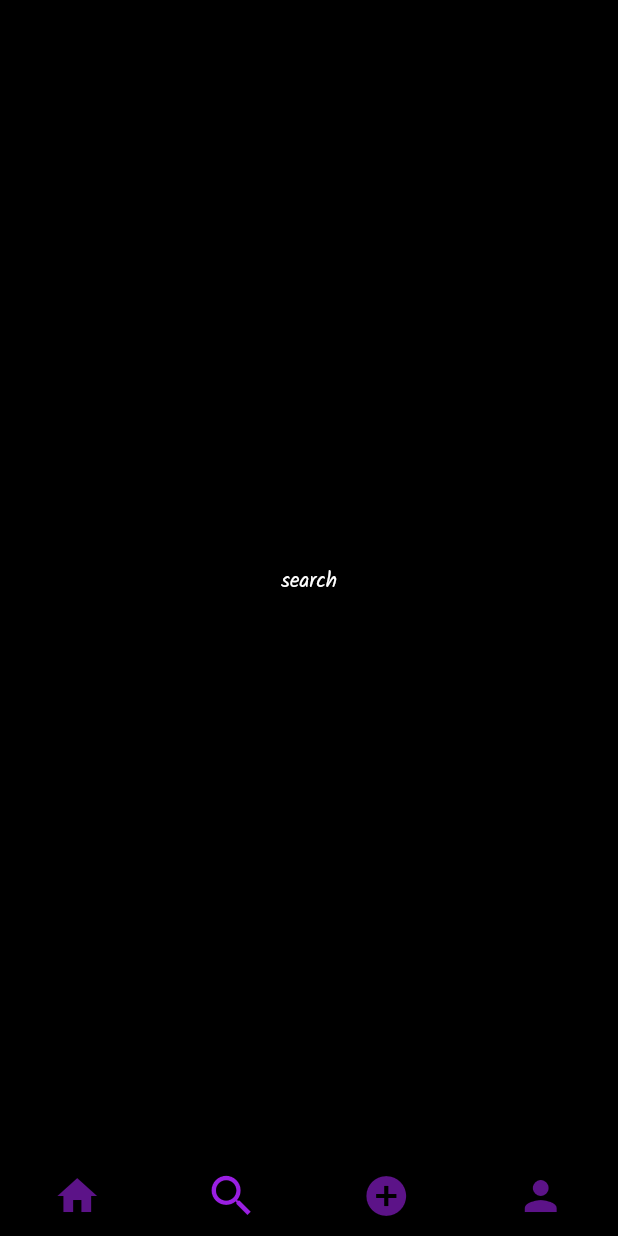
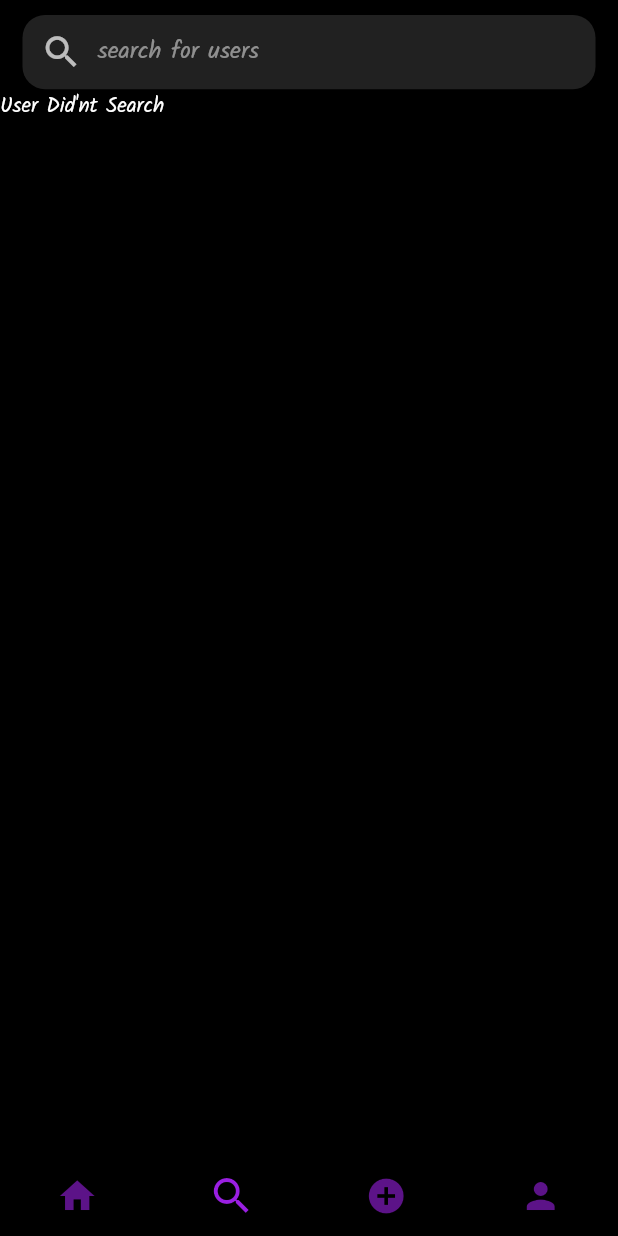
Before and after one commit to mohammed-swafvan/social-flow, a Flutter app: the screen it shows once a user with an empty profile is signed in, item 2 of the bottom bar chosen, after a tap on the "home" icon, after a tap on the "search" icon, on a phone screen of 412 x 824 dp. Run offline on Flutter 3.47's test engine with Material 2 defaults, Android fonts, the light colour scheme and no system bars; our stand-ins replace cloud_firestore, firebase_auth, firebase_core, firebase_storage, google_fonts, google_sign_in and 1 more; accounts and stored records are empty.

Commit message:
home screen and main page are updated

```diff
--- a/lib/presentation/screens/add_post_screen.dart
+++ b/lib/presentation/screens/add_post_screen.dart
@@ -14,7 +14,7 @@ class AddPostScreen extends StatelessWidget {
 
   @override
   Widget build(BuildContext context) {
-    final UserModel userDetails = Provider.of<UserProvider>(context).getUser;
+    final UserModel? userDetails = Provider.of<UserProvider>(context).getUser;
     final provider = Provider.of<AddPostProvider>(context);
 
     var screenHeight = MediaQuery.of(context).size.height;
@@ -39,7 +39,7 @@ class AddPostScreen extends StatelessWidget {
                         size: 18,
                         fontWeight: FontWeight.bold,
                         textColor: kYellowColor.withOpacity(0.8),
-                      )
+                      ),
                     ],
                   ),
                 ),
@@ -81,7 +81,7 @@ class AddPostScreen extends StatelessWidget {
                       children: [
                         CircleAvatar(
                           radius: 25,
-                          backgroundImage: NetworkImage(userDetails.photoUrl),
+                          backgroundImage: NetworkImage(userDetails!.photoUrl),
                         ),
                         Container(
                           height: screenHeight * 0.45,
@@ -93,7 +93,7 @@ class AddPostScreen extends StatelessWidget {
                               alignment: FractionalOffset.center,
                             ),
                           ),
-                        )
+                        ),
                       ],
                     ),
                     kHeight20,
@@ -125,7 +125,7 @@ class AddPostScreen extends StatelessWidget {
                                 maxLines: 5,
                               ),
                             ),
-                          )
+                          ),
                         ],
                       ),
                     ),
--- a/lib/presentation/screens/comment_screen.dart
+++ b/lib/presentation/screens/comment_screen.dart
@@ -30,7 +30,7 @@ class _CommentScreenState extends State<CommentScreen> {
 
   @override
   Widget build(BuildContext context) {
-    final UserModel user = Provider.of<UserProvider>(context).getUser;
+    final UserModel? user = Provider.of<UserProvider>(context).getUser;
     return Scaffold(
       appBar: AppBar(
         backgroundColor: kBackgroundColor,
@@ -99,7 +99,7 @@ class _CommentScreenState extends State<CommentScreen> {
             crossAxisAlignment: CrossAxisAlignment.center,
             children: [
               CircleAvatar(
-                backgroundImage: NetworkImage(user.photoUrl),
+                backgroundImage: NetworkImage(user!.photoUrl),
                 radius: 22,
               ),
               Expanded(
@@ -136,7 +136,7 @@ class _CommentScreenState extends State<CommentScreen> {
             ],
           ),
         ),
-      )),
+      ),),
     );
   }
 }
--- a/lib/presentation/screens/home_screen.dart
+++ b/lib/presentation/screens/home_screen.dart
@@ -22,9 +22,25 @@ class HomeScreen extends StatelessWidget {
             );
           }
 
+          if (snapShot.hasError) {
+            return Center(
+              child: CustomTextWidget(
+                name: "Some error occured",
+                size: 18,
+                fontWeight: FontWeight.w500,
+                textColor: kWhiteColor,
+              ),
+            );
+          }
+
           if (snapShot.data!.docs.isEmpty) {
             return Center(
-              child: CustomTextWidget(name: "No posts", size: 18, fontWeight: FontWeight.w500, textColor: kWhiteColor),
+              child: CustomTextWidget(
+                name: "No posts",
+                size: 18,
+                fontWeight: FontWeight.w500,
+                textColor: kWhiteColor,
+              ),
             );
           }
 
--- /dev/null
+++ b/lib/presentation/screens/search_screen.dart
@@ -0,0 +1,72 @@
+import 'package:flutter/material.dart';
+import 'package:social_flow/presentation/utils/colors.dart';
+import 'package:social_flow/presentation/utils/global_variables.dart';
+import 'package:social_flow/presentation/utils/utils.dart';
+
+class SearchScreen extends StatefulWidget {
+  const SearchScreen({super.key});
+
+  @override
+  State<SearchScreen> createState() => _SearchScreenState();
+}
+
+class _SearchScreenState extends State<SearchScreen> {
+  final TextEditingController searchController = TextEditingController();
+  @override
+  void dispose() {
+    super.dispose();
+    searchController.dispose();
+  }
+
+  @override
+  Widget build(BuildContext context) {
+    final screenHeight = MediaQuery.of(context).size.height;
+    return Scaffold(
+        body: SafeArea(
+      child: ListView(
+        children: [
+          kHeight10,
+          Padding(
+            padding: const EdgeInsets.symmetric(horizontal: 15),
+            child: Container(
+              decoration: BoxDecoration(
+                color: kWhiteColor.withOpacity(0.13),
+                borderRadius: const BorderRadius.all(Radius.circular(15)),
+              ),
+              height: screenHeight * 0.06,
+              padding: const EdgeInsets.only(left: 12, right: 8),
+              child: Row(
+                crossAxisAlignment: CrossAxisAlignment.center,
+                children: [
+                  Icon(
+                    Icons.search,
+                    color: kWhiteColor.withOpacity(0.7),
+                    size: 28,
+                  ),
+                  Expanded(
+                    child: Padding(
+                      padding: const EdgeInsets.only(left: 10.0),
+                      child: TextFormField(
+                        controller: searchController,
+                        style: customTextStyle(kWhiteColor, 16, FontWeight.bold),
+                        decoration: InputDecoration(
+                          hintText: 'search for users',
+                          hintStyle: customTextStyle(kWhiteColor.withOpacity(0.5), 16, FontWeight.w500),
+                          border: InputBorder.none,
+                        ),
+                        onChanged: (String value) {
+                          setState(() {});
+                        },
+                      ),
+                    ),
+                  ),
+                ],
+              ),
+            ),
+          ),
+          searchController.text.isEmpty ? Text("User Did'nt Search") : Text("Searching or searched"),
+        ],
+      ),
+    ));
+  }
+}
--- a/lib/presentation/utils/global_variables.dart
+++ b/lib/presentation/utils/global_variables.dart
@@ -2,7 +2,7 @@ import 'package:flutter/material.dart';
 import 'package:social_flow/presentation/screens/profile_screen.dart';
 import 'package:social_flow/presentation/screens/add_post_screen.dart';
 import 'package:social_flow/presentation/screens/home_screen.dart';
-import 'package:social_flow/presentation/utils/colors.dart';
+import 'package:social_flow/presentation/screens/search_screen.dart';
 
 Widget kHeight10 = const SizedBox(height: 10);
 Widget kHeight20 = const SizedBox(height: 20);
@@ -12,12 +12,7 @@ const webSreenSize = 600;
 
 List<Widget> homeScreenItems = [
   const HomeScreen(),
-  Center(
-    child: Text(
-      "search",
-      style: TextStyle(color: kWhiteColor),
-    ),
-  ),
+  const SearchScreen(),
   const AddPostScreen(),
-  const ProfileScreen()
+  const ProfileScreen(),
 ];
--- a/lib/presentation/utils/utils.dart
+++ b/lib/presentation/utils/utils.dart
@@ -45,12 +45,11 @@ showSnackbar(String content, BuildContext context) {
   );
 }
 
-BottomNavigationBarItem bottomNavItems({required IconData navIcon, required int currentPage, required int pages}) {
+BottomNavigationBarItem bottomNavItems({required IconData navIcon, required int currentPage, required int page}) {
   return BottomNavigationBarItem(
     icon: Icon(
       navIcon,
-      color: pages == currentPage ? kMainColor : kMainColor.withOpacity(0.6),
-      size: pages == currentPage ? 36 : 32,
+      size: currentPage == page ? 32 : 28,
     ),
   );
 }
--- a/lib/presentation/widgets/post_cart.dart
+++ b/lib/presentation/widgets/post_cart.dart
@@ -1,5 +1,4 @@
 // ignore_for_file: use_build_context_synchronously
-
 import 'package:cloud_firestore/cloud_firestore.dart';
 import 'package:flutter/material.dart';
 import 'package:intl/intl.dart';
@@ -8,6 +7,7 @@ import 'package:social_flow/models/user_model.dart';
 import 'package:social_flow/presentation/screens/comment_screen.dart';
 import 'package:social_flow/presentation/utils/colors.dart';
 import 'package:social_flow/presentation/utils/utils.dart';
+import 'package:social_flow/presentation/widgets/circular_progress.dart';
 import 'package:social_flow/presentation/widgets/like_animation.dart';
 import 'package:social_flow/presentation/widgets/text.dart';
 import 'package:social_flow/providers/post_card_provider.dart';
@@ -16,21 +16,21 @@ import 'package:social_flow/resources/firestore_methods.dart';
 
 class PostCardWidget extends StatelessWidget {
   const PostCardWidget({super.key, required this.snap, required this.isHomepage});
-
   final Map<String, dynamic> snap;
   final bool isHomepage;
 
   @override
   Widget build(BuildContext context) {
-    final UserModel user = Provider.of<UserProvider>(context).getUser;
-    var screenHeight = MediaQuery.of(context).size.height;
+    final UserModel? user = Provider.of<UserProvider>(context).getUser;
+    final screenHeight = MediaQuery.of(context).size.height;
     final double imageHeight;
     if (isHomepage) {
       imageHeight = screenHeight * 0.47;
     } else {
       imageHeight = screenHeight * 0.55;
     }
-    return Container(
+    return user != null
+        ? Container(
             padding: const EdgeInsets.symmetric(vertical: 10),
             width: double.infinity,
             child: Column(
@@ -274,6 +274,13 @@ class PostCardWidget extends StatelessWidget {
                 ),
               ],
             ),
+          )
+        : SizedBox(
+          width: double.infinity,
+          height: screenHeight * 0.9,
+          child:  const Center(
+            child: CircularProgressWidget(),
+          ),
         );
   }
 }
--- a/lib/presentation/widgets/text_field_input.dart
+++ b/lib/presentation/widgets/text_field_input.dart
@@ -19,11 +19,16 @@ class TextFieldWidget extends StatelessWidget {
   @override
   Widget build(BuildContext context) {
     final inputBorder = OutlineInputBorder(
-        borderSide: BorderSide(
-          color: kMainColor,
-          width: 2,
+      borderSide: BorderSide(
+        color: kMainColor,
+        width: 2,
+      ),
+      borderRadius: const BorderRadius.all(
+        Radius.circular(
+          10,
         ),
-        borderRadius: const BorderRadius.all(Radius.circular(10)));
+      ),
+    );
     final textStyle = TextStyle(color: kGreyColor);
     return Padding(
       padding: const EdgeInsets.symmetric(horizontal: 30),
--- a/lib/providers/post_card_provider.dart
+++ b/lib/providers/post_card_provider.dart
@@ -13,5 +13,4 @@ class PostCardProvider extends ChangeNotifier {
     isLikeAnimating = false;
     notifyListeners();
   }
-
 }
--- a/lib/providers/user_provider.dart
+++ b/lib/providers/user_provider.dart
@@ -6,7 +6,13 @@ class UserProvider extends ChangeNotifier {
   UserModel? userModel;
   AuthMethods authMethod = AuthMethods();
 
-  UserModel get getUser => userModel!;
+  UserModel? get getUser {
+    if (userModel != null) {
+      return userModel;
+    } else {
+      return null;
+    }
+  }
 
   Future<void> refreshUser() async {
     UserModel user = await authMethod.getUserDetails();
--- a/lib/responsive/mobile_screen_layout.dart
+++ b/lib/responsive/mobile_screen_layout.dart
@@ -7,56 +7,34 @@ import 'package:social_flow/presentation/utils/utils.dart';
 class MobileScreenLayout extends StatefulWidget {
   const MobileScreenLayout({super.key});
 
-
   @override
   State<MobileScreenLayout> createState() => _MobileScreenLayoutState();
 }
 
 class _MobileScreenLayoutState extends State<MobileScreenLayout> {
-  late PageController pageController;
-  int pages = 0;
-
-  @override
-  void initState() {
-    super.initState();
-    pageController = PageController();
-  }
-
-  @override
-  void dispose() {
-    super.dispose();
-    pageController.dispose();
-  }
+  int currentIndex = 0;
 
   @override
   Widget build(BuildContext context) {
     return Scaffold(
-      body: PageView(
-        controller: pageController,
-        physics: const NeverScrollableScrollPhysics(),
-        onPageChanged: onPageChanged,
-        children: homeScreenItems,
-      ),
+      body: homeScreenItems[currentIndex],
       bottomNavigationBar: CupertinoTabBar(
+        activeColor: kMainColor,
+        inactiveColor: kMainColor.withOpacity(0.6),
+        currentIndex: currentIndex,
         backgroundColor: kBackgroundColor,
-        onTap: navigationTapped,
+        onTap: (index) {
+          setState(() {
+            currentIndex = index;
+          });
+        },
         items: [
-          bottomNavItems(navIcon: Icons.home, currentPage: 0, pages: pages),
-          bottomNavItems(navIcon: Icons.search, currentPage: 1, pages: pages),
-          bottomNavItems(navIcon: Icons.add_circle, currentPage: 2, pages: pages),
-          bottomNavItems(navIcon: Icons.person, currentPage: 3, pages: pages),
+          bottomNavItems(navIcon: Icons.home, currentPage: 0, page: currentIndex),
+          bottomNavItems(navIcon: Icons.search, currentPage: 1, page: currentIndex),
+          bottomNavItems(navIcon: Icons.add_circle, currentPage: 2, page: currentIndex),
+          bottomNavItems(navIcon: Icons.person, currentPage: 3, page: currentIndex),
         ],
       ),
     );
   }
-
-  void navigationTapped(int page) {
-    pageController.jumpToPage(page);
-  }
-
-  void onPageChanged(int changingPage) {
-    setState(() {
-      pages = changingPage;
-    });
-  }
 }
```
Lines whose indentation alone changed are shown as unchanged.
